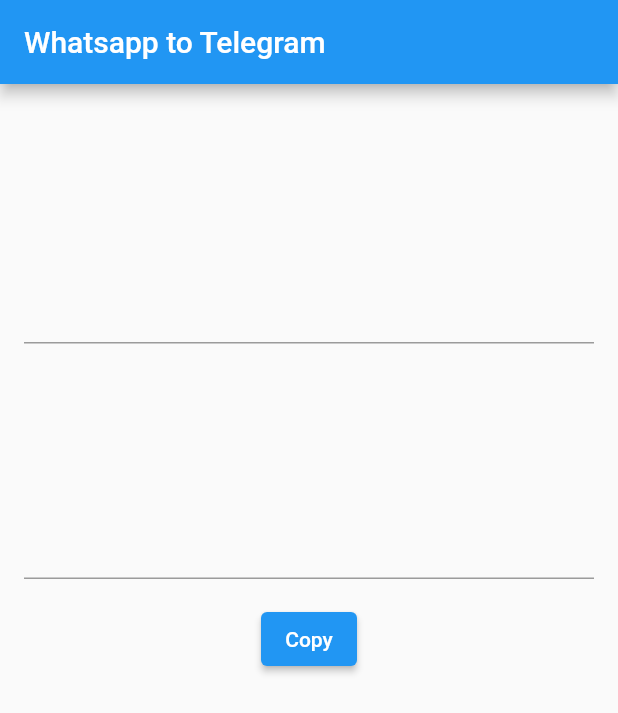
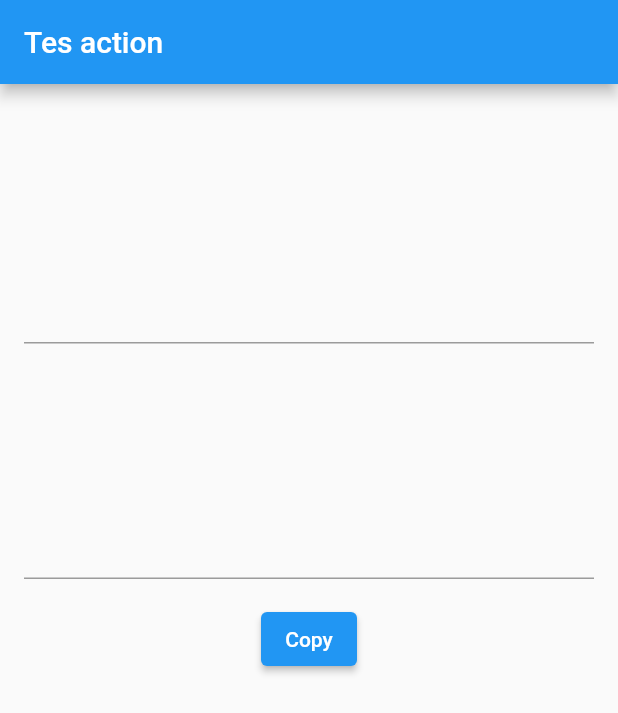
Before and after one commit to ftharyanto/wa2telegram, a Flutter app: the screen it shows after launch, on a phone screen of 412 x 824 dp. Shown: the top 713 px of the screen. Run offline on Flutter 3.47's test engine with Material 2 defaults, Android fonts, the phone set to English and light mode, and no system bars.

Commit message:
tes action

```diff
--- a/lib/main.dart
+++ b/lib/main.dart
@@ -64,7 +64,7 @@
   Widget build(BuildContext context) {
     return Scaffold(
       appBar: AppBar(
-        title: Text('Whatsapp to Telegram'),
+        title: Text('Tes action'),
       ),
       body: Padding(
         padding: const EdgeInsets.all(16.0),
```
